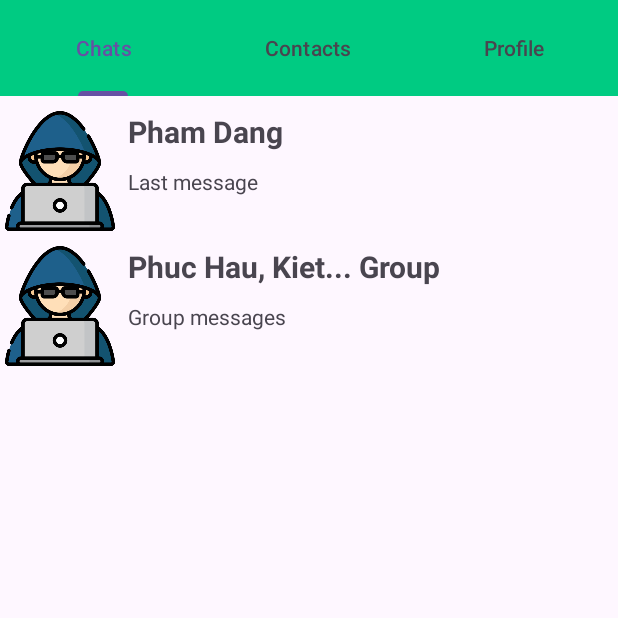
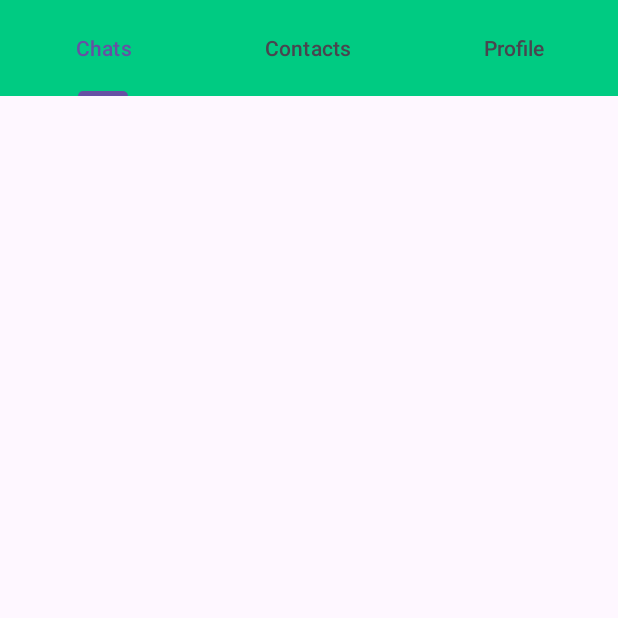
Before and after one commit to royalishere/BlitzApp, an Android app: the screen it shows after launch once a user with an empty profile is signed in (MainActivity), on a phone screen of 412 x 824 dp, the top half of it. Run offline under Robolectric (Android 15) with nearby library versions, the phone set to English and light mode, and no system bars; our stand-ins replace Firebase (no records; nobody signed in at launch, a user with empty details on screens opened directly), Picasso.

Commit message:
update chats fragment, adjust some layouts

```diff
--- /dev/null
+++ b/app/src/main/java/com/example/blitz/Adapters/UsersAdapter.java
@@ -0,0 +1,58 @@
+package com.example.blitz.Adapters;
+
+import android.content.Context;
+import android.support.annotation.NonNull;
+import android.view.LayoutInflater;
+import android.view.View;
+import android.view.ViewGroup;
+import android.widget.ImageView;
+import android.widget.TextView;
+
+import androidx.recyclerview.widget.RecyclerView;
+
+import com.example.blitz.Models.Users;
+import com.example.blitz.R;
+import com.squareup.picasso.Picasso;
+
+import java.util.ArrayList;
+
+public class UsersAdapter extends RecyclerView.Adapter<UsersAdapter.ViewHolder>{
+    @androidx.annotation.NonNull
+    ArrayList<Users> list;
+    Context context;
+
+    public UsersAdapter(@NonNull Context context, ArrayList<Users> list) {
+        this.list = list;
+        this.context = context;
+    }
+
+    @Override
+    public ViewHolder onCreateViewHolder(@androidx.annotation.NonNull ViewGroup parent, int viewType) {
+        View view = LayoutInflater.from(context).inflate(R.layout.show_users,parent,false);
+        return new ViewHolder(view);
+    }
+
+    @Override
+    public void onBindViewHolder(@androidx.annotation.NonNull ViewHolder holder, int position) {
+        Users users = list.get(position);
+        Picasso.get().load(users.getProfilePic()).placeholder(R.drawable.hacker).into(holder.image);
+        holder.userName.setText(users.getUserName());
+    }
+
+    @Override
+    public int getItemCount() {
+        return list.size();
+    }
+
+    public class ViewHolder extends RecyclerView.ViewHolder{
+
+        ImageView image;
+        TextView userName, lastMessage;
+            public ViewHolder(@NonNull View itemView) {
+                super(itemView);
+                image = itemView.findViewById(R.id.profile_image);
+                userName = itemView.findViewById(R.id.username);
+                lastMessage = itemView.findViewById(R.id.messages);
+            }
+    }
+}
--- a/app/src/main/java/com/example/blitz/Fragment/ChatsFragment.java
+++ b/app/src/main/java/com/example/blitz/Fragment/ChatsFragment.java
@@ -3,64 +3,62 @@ package com.example.blitz.Fragment;
 import android.os.Bundle;
 
 import androidx.fragment.app.Fragment;
+import androidx.recyclerview.widget.LinearLayoutManager;
 
+import android.support.annotation.NonNull;
 import android.view.LayoutInflater;
 import android.view.View;
 import android.view.ViewGroup;
 
+import com.example.blitz.Adapters.UsersAdapter;
+import com.example.blitz.Models.Users;
 import com.example.blitz.R;
+import com.example.blitz.databinding.FragmentChatsBinding;
+import com.google.firebase.Firebase;
+import com.google.firebase.database.DataSnapshot;
+import com.google.firebase.database.DatabaseError;
+import com.google.firebase.database.FirebaseDatabase;
+import com.google.firebase.database.ValueEventListener;
 
-/**
- * A simple {@link Fragment} subclass.
- * Use the {@link ChatsFragment#newInstance} factory method to
- * create an instance of this fragment.
- */
+import java.util.ArrayList;
+
 public class ChatsFragment extends Fragment {
-
-    // TODO: Rename parameter arguments, choose names that match
-    // the fragment initialization parameters, e.g. ARG_ITEM_NUMBER
-    private static final String ARG_PARAM1 = "param1";
-    private static final String ARG_PARAM2 = "param2";
-
-    // TODO: Rename and change types of parameters
-    private String mParam1;
-    private String mParam2;
 
     public ChatsFragment() {
         // Required empty public constructor
     }
-
-    /**
-     * Use this factory method to create a new instance of
-     * this fragment using the provided parameters.
-     *
-     * @param param1 Parameter 1.
-     * @param param2 Parameter 2.
-     * @return A new instance of fragment ChatFragment.
-     */
-    // TODO: Rename and change types and number of parameters
-    public static ChatsFragment newInstance(String param1, String param2) {
-        ChatsFragment fragment = new ChatsFragment();
-        Bundle args = new Bundle();
-        args.putString(ARG_PARAM1, param1);
-        args.putString(ARG_PARAM2, param2);
-        fragment.setArguments(args);
-        return fragment;
-    }
-
-    @Override
-    public void onCreate(Bundle savedInstanceState) {
-        super.onCreate(savedInstanceState);
-        if (getArguments() != null) {
-            mParam1 = getArguments().getString(ARG_PARAM1);
-            mParam2 = getArguments().getString(ARG_PARAM2);
-        }
-    }
-
+    FragmentChatsBinding binding;
+    ArrayList<Users> list = new ArrayList<>();
+    FirebaseDatabase database;
     @Override
     public View onCreateView(LayoutInflater inflater, ViewGroup container,
                              Bundle savedInstanceState) {
         // Inflate the layout for this fragment
-        return inflater.inflate(R.layout.fragment_chat, container, false);
+        binding = FragmentChatsBinding.inflate(inflater, container, false);
+        database = FirebaseDatabase.getInstance();
+        UsersAdapter adapter = new UsersAdapter(getContext(), list);
+        binding.chatRecyclerView.setAdapter(adapter);
+
+        LinearLayoutManager layoutManager = new LinearLayoutManager(getContext());
+        binding.chatRecyclerView.setLayoutManager(layoutManager);
+        database.getReference().child("Users").addValueEventListener(new ValueEventListener() {
+            @Override
+            public void onDataChange(@NonNull DataSnapshot snapshot) {
+                list.clear();
+                for(DataSnapshot dataSnapshot : snapshot.getChildren())
+                {
+                    Users users = dataSnapshot.getValue(Users.class);
+                    users.getUserId(dataSnapshot.getKey());
+                    list.add(users);
+                }
+                adapter.notifyDataSetChanged();
+            }
+
+            @Override
+            public void onCancelled(@NonNull DatabaseError error) {
+
+            }
+        });
+        return binding.getRoot();
     }
 }
--- a/app/src/main/java/com/example/blitz/MainActivity.java
+++ b/app/src/main/java/com/example/blitz/MainActivity.java
@@ -31,10 +31,6 @@ public class MainActivity extends AppCompatActivity {
         binding.viewPager.setAdapter(new FragmentsAdapter(getSupportFragmentManager()));
         binding.tabNavigation.setupWithViewPager(binding.viewPager);
 
-
-
-
-
     }
 
 }
--- a/app/src/main/java/com/example/blitz/Models/Users.java
+++ b/app/src/main/java/com/example/blitz/Models/Users.java
@@ -61,7 +61,7 @@ public class Users {
         this.password = password;
     }
 
-    public String getUserId() {
+    public String getUserId(String key) {
         return userId;
     }
 
--- a/app/src/main/res/layout/activity_conversation.xml
+++ b/app/src/main/res/layout/activity_conversation.xml
@@ -64,7 +64,7 @@
     </androidx.constraintlayout.widget.ConstraintLayout>
 
     <ListView
-        android:id="@+id/message"
+        android:id="@+id/messages"
         android:layout_width="match_parent"
         android:layout_height="600dp"
         android:layout_alignParentBottom="true"
@@ -73,7 +73,7 @@
     <LinearLayout
         android:layout_width="match_parent"
         android:layout_height="wrap_content"
-        android:layout_alignBottom="@id/message"
+        android:layout_alignBottom="@id/messages"
         android:layout_alignParentBottom="true"
         android:orientation="horizontal">
 
--- a/app/src/main/res/layout/fragment_chat.xml
+++ /dev/null
@@ -1,86 +0,0 @@
-<?xml version="1.0" encoding="utf-8"?>
-<FrameLayout xmlns:android="http://schemas.android.com/apk/res/android"
-    xmlns:app="http://schemas.android.com/apk/res-auto"
-    xmlns:tools="http://schemas.android.com/tools"
-    android:layout_width="match_parent"
-    android:layout_height="match_parent"
-    tools:context=".Fragment.ChatsFragment">
-
-    <LinearLayout
-        android:layout_width="match_parent"
-        android:layout_height="match_parent"
-        android:orientation="vertical">
-
-        <TableRow
-            android:layout_width="match_parent"
-            android:layout_height="wrap_content"
-            android:layout_marginTop="10dp">
-
-            <ImageView
-                android:id="@+id/avatar"
-                android:layout_width="80dp"
-                android:layout_height="80dp"
-                android:src="@drawable/hacker" />
-
-            <LinearLayout
-                android:layout_width="match_parent"
-                android:layout_height="80dp"
-                android:orientation="vertical">
-
-                <TextView
-                    android:id="@+id/username2"
-                    android:layout_width="match_parent"
-                    android:layout_height="wrap_content"
-                    android:layout_marginLeft="5dp"
-                    android:text="Pham Dang"
-                    android:textSize="20sp"
-                    android:textStyle="bold" />
-
-                <TextView
-                    android:id="@+id/message"
-                    android:layout_width="match_parent"
-                    android:layout_height="wrap_content"
-                    android:layout_marginLeft="5dp"
-                    android:layout_marginTop="10dp"
-                    android:text="Last message" />
-            </LinearLayout>
-        </TableRow>
-
-        <TableRow
-            android:layout_width="match_parent"
-            android:layout_height="wrap_content"
-            android:layout_marginTop="10dp">
-
-            <ImageView
-                android:id="@+id/avatar2"
-                android:layout_width="80dp"
-                android:layout_height="80dp"
-                android:src="@drawable/hacker" />
-
-            <LinearLayout
-                android:layout_width="match_parent"
-                android:layout_height="80dp"
-                android:orientation="vertical">
-
-                <TextView
-                    android:id="@+id/username"
-                    android:layout_width="match_parent"
-                    android:layout_height="wrap_content"
-                    android:layout_marginLeft="5dp"
-                    android:text="Phuc Hau, Kiet... Group"
-                    android:textSize="20sp"
-                    android:textStyle="bold" />
-
-                <TextView
-                    android:id="@+id/message2"
-                    android:layout_width="match_parent"
-                    android:layout_height="wrap_content"
-                    android:layout_marginLeft="5dp"
-                    android:layout_marginTop="10dp"
-                    android:text="Group messages" />
-
-            </LinearLayout>
-        </TableRow>
-
-    </LinearLayout>
-</FrameLayout>
--- /dev/null
+++ b/app/src/main/res/layout/fragment_chats.xml
@@ -0,0 +1,12 @@
+<?xml version="1.0" encoding="utf-8"?>
+<FrameLayout xmlns:android="http://schemas.android.com/apk/res/android"
+    xmlns:tools="http://schemas.android.com/tools"
+    android:layout_width="match_parent"
+    android:layout_height="match_parent"
+    tools:context=".Fragment.ChatsFragment">
+
+    <androidx.recyclerview.widget.RecyclerView
+        android:id="@+id/chatRecyclerView"
+        android:layout_width="match_parent"
+        android:layout_height="match_parent" />
+</FrameLayout>
```
Also changed, not shown: app/src/main/res/layout/show_users.xml (added, +44 -0 lines).
